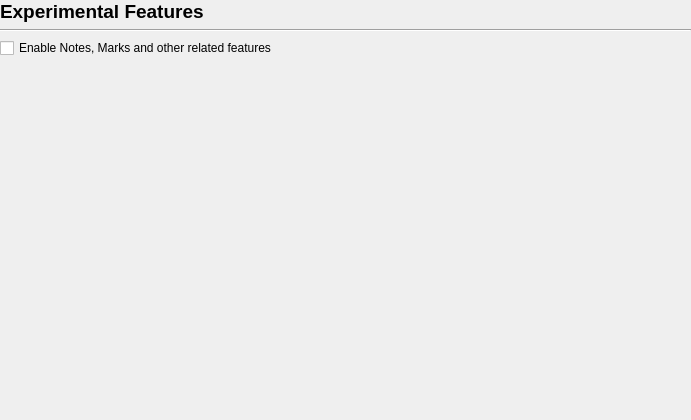
Old version of the form scribus/ui/preferences/prefs_experimentalbase.ui in the repository alpsuneer/scribus.
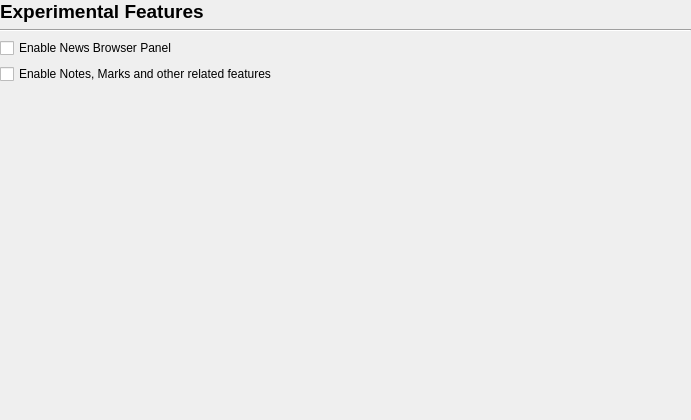
New version of the form.

Commit message:
chore: track ParagraphStylesPanel baseline before bugfixes
Add the existing (untracked) custom Paragraph Styles dock panel to version
control unchanged, so the subsequent wrong-style-on-first-click fixes appear
as reviewable, independently-revertible diffs.

Diff of the .ui file:
```diff
--- a/scribus/ui/preferences/prefs_experimentalbase.ui
+++ b/scribus/ui/preferences/prefs_experimentalbase.ui
@@ -73,6 +73,13 @@
        <property name="rightMargin">
         <number>0</number>
        </property>
+       <item>
+        <widget class="QCheckBox" name="enableNewsBrowserCheckBox">
+         <property name="text">
+          <string>Enable News Browser Panel</string>
+         </property>
+        </widget>
+       </item>
        <item>
         <widget class="QCheckBox" name="enableNotesCheckBox">
          <property name="text">
```
The commit also changes 57 other files.
